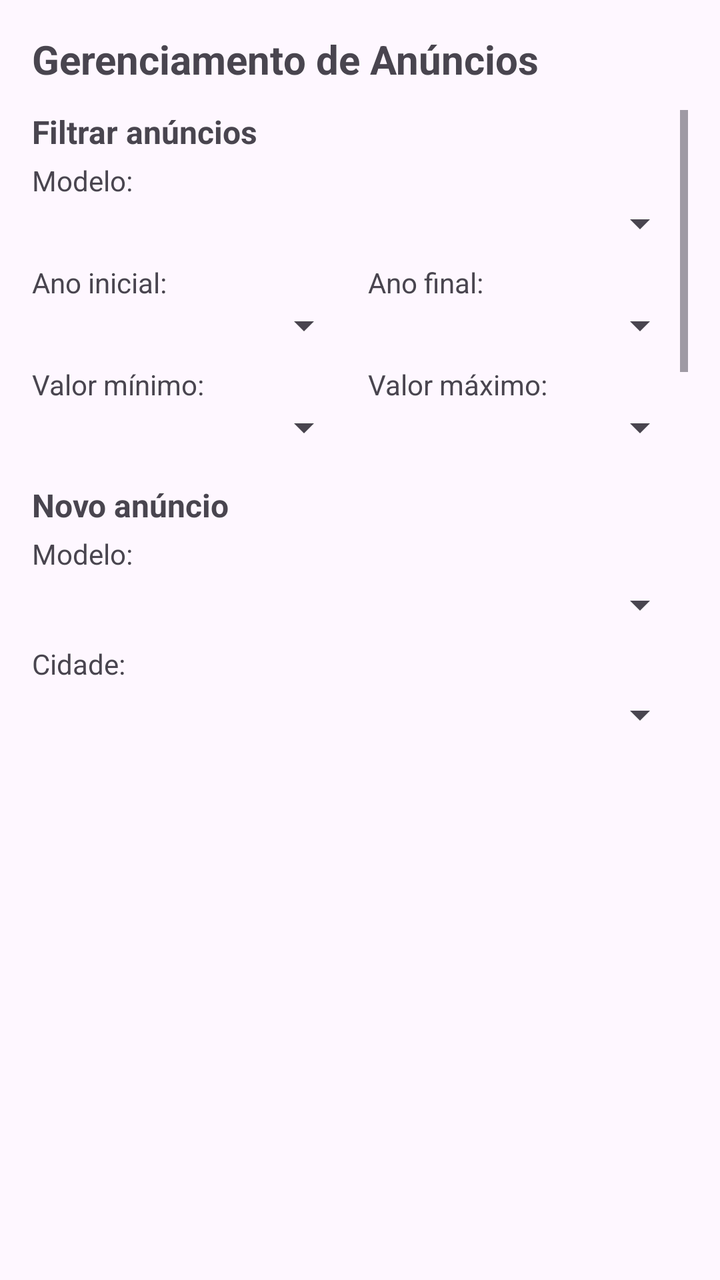
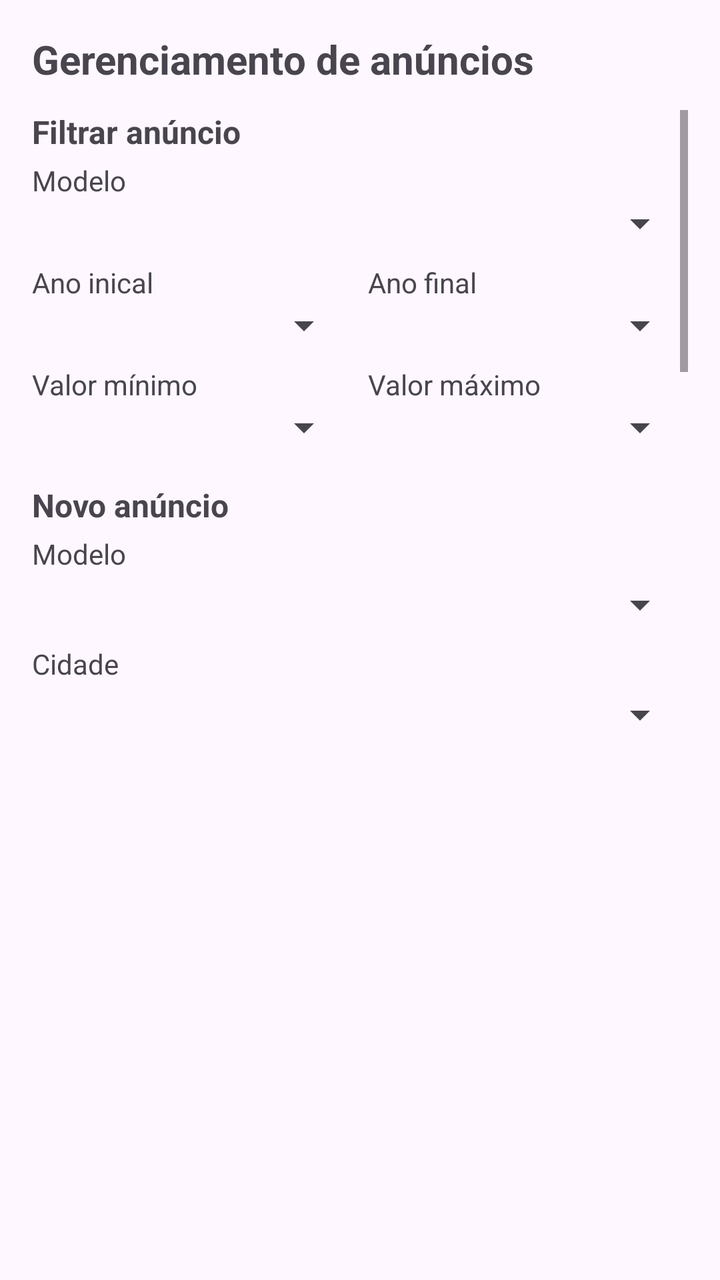

Compare the two renders of this Android layout. The source of the first and the diff that turns it into the second are given below.
<!-- AndroidManifest.xml: application theme Theme.Atividade2 -->
<!-- res/layout/activity_anuncios.xml -->
<?xml version="1.0" encoding="utf-8"?>
<LinearLayout xmlns:android="http://schemas.android.com/apk/res/android"
    android:id="@+id/main"
    android:layout_width="match_parent"
    android:layout_height="match_parent"
    android:orientation="vertical"
    android:padding="16dp">

    <TextView
        android:layout_width="match_parent"
        android:layout_height="wrap_content"
        android:text="Gerenciamento de Anúncios"
        android:textSize="20sp"
        android:textStyle="bold"
        android:layout_marginBottom="12dp"/>

    <ScrollView
        android:layout_width="match_parent"
        android:layout_height="0dp"
        android:layout_weight="1">

        <LinearLayout
            android:layout_width="match_parent"
            android:layout_height="wrap_content"
            android:orientation="vertical">

            
            <TextView
                android:layout_width="match_parent"
                android:layout_height="wrap_content"
                android:text="Filtrar anúncios"
                android:textSize="16sp"
                android:textStyle="bold"
                android:layout_marginBottom="4dp"/>

            <TextView
                android:layout_width="match_parent"
                android:layout_height="wrap_content"
                android:text="Modelo:"
                android:textSize="14sp"/>

            <Spinner
                android:id="@+id/spinnerFiltroModelo"
                android:layout_width="match_parent"
                android:layout_height="wrap_content"
                android:layout_marginBottom="8dp"/>

            <LinearLayout
                android:layout_width="match_parent"
                android:layout_height="wrap_content"
                android:orientation="horizontal"
                android:layout_marginBottom="8dp">

                <LinearLayout
                    android:layout_width="0dp"
                    android:layout_height="wrap_content"
                    android:layout_weight="1"
                    android:orientation="vertical"
                    android:layout_marginEnd="8dp">

                    <TextView
                        android:layout_width="wrap_content"
                        android:layout_height="wrap_content"
                        android:text="Ano inicial:"
                        android:textSize="14sp"/>

                    <Spinner
                        android:id="@+id/spinnerFiltroAnoInicial"
                        android:layout_width="match_parent"
                        android:layout_height="wrap_content"/>
                </LinearLayout>

                <LinearLayout
                    android:layout_width="0dp"
                    android:layout_height="wrap_content"
                    android:layout_weight="1"
                    android:orientation="vertical">

                    <TextView
                        android:layout_width="wrap_content"
                        android:layout_height="wrap_content"
                        android:text="Ano final:"
                        android:textSize="14sp"/>

                    <Spinner
                        android:id="@+id/spinnerFiltroAnoFinal"
                        android:layout_width="match_parent"
                        android:layout_height="wrap_content"/>
                </LinearLayout>
            </LinearLayout>

            <LinearLayout
                android:layout_width="match_parent"
                android:layout_height="wrap_content"
                android:orientation="horizontal"
                android:layout_marginBottom="16dp">

                <LinearLayout
                    android:layout_width="0dp"
                    android:layout_height="wrap_content"
                    android:layout_weight="1"
                    android:orientation="vertical"
                    android:layout_marginEnd="8dp">

                    <TextView
                        android:layout_width="wrap_content"
                        android:layout_height="wrap_content"
                        android:text="Valor mínimo:"
                        android:textSize="14sp"/>

                    <Spinner
                        android:id="@+id/spinnerFiltroMin"
                        android:layout_width="match_parent"
                        android:layout_height="wrap_content"/>
                </LinearLayout>

                <LinearLayout
                    android:layout_width="0dp"
                    android:layout_height="wrap_content"
                    android:layout_weight="1"
                    android:orientation="vertical">

                    <TextView
                        android:layout_width="wrap_content"
                        android:layout_height="wrap_content"
                        android:text="Valor máximo:"
                        android:textSize="14sp"/>

                    <Spinner
                        android:id="@+id/spinnerFiltroMax"
                        android:layout_width="match_parent"
                        android:layout_height="wrap_content"/>
                </LinearLayout>
            </LinearLayout>

            <TextView
                android:layout_width="match_parent"
                android:layout_height="wrap_content"
                android:text="Novo anúncio"
                android:textSize="16sp"
                android:textStyle="bold"
                android:layout_marginBottom="4dp"/>

            <TextView
                android:layout_width="match_parent"
                android:layout_height="wrap_content"
                android:text="Modelo:"
                android:textSize="14sp"
                android:layout_marginBottom="4dp"/>

            <Spinner
                android:id="@+id/spinnerModelo"
                android:layout_width="match_parent"
                android:layout_height="wrap_content"
                android:layout_marginBottom="8dp"/>

            <TextView
                android:layout_width="match_parent"
                android:layout_height="wrap_content"
                android:text="Cidade:"
                android:textSize="14sp"
                android:layout_marginBottom="4dp"/>

            <Spinner
                android:id="@+id/spinnerCidade"
                android:layout_width="match_parent"
                android:layout_height="wrap_content"
                android:layout_marginBottom="8dp"/>

            <EditText
                android:id="@+id/edDescricao"
                android:layout_width="match_parent"
                android:layout_height="wrap_content"
                android:hint="Descrição"
                android:inputType="text"
                android:layout_marginBottom="8dp"/>

            <EditText
                android:id="@+id/edCor"
                android:layout_width="match_parent"
                android:layout_height="wrap_content"
                android:hint="Cor"
                android:inputType="text"
                android:layout_marginBottom="8dp"/>

            <EditText
                android:id="@+id/edValor"
                android:layout_width="match_parent"
                android:layout_height="wrap_content"
                android:hint="Valor"
                android:inputType="numberDecimal"
                android:layout_marginBottom="8dp"/>

            <EditText
                android:id="@+id/edAno"
                android:layout_width="match_parent"
                android:layout_height="wrap_content"
                android:hint="Ano"
                android:inputType="number"
                android:layout_marginBottom="8dp"/>

            <EditText
                android:id="@+id/edKm"
                android:layout_width="match_parent"
                android:layout_height="wrap_content"
                android:hint="Km"
                android:inputType="number"
                android:layout_marginBottom="8dp"/>

            <Button
                android:id="@+id/btSalvarAnuncio"
                android:layout_width="wrap_content"
                android:layout_height="wrap_content"
                android:text="Salvar"
                android:layout_marginEnd="8dp"/>
        </LinearLayout>
    </ScrollView>

    <ListView
        android:id="@+id/lista_anuncios"
        android:layout_width="match_parent"
        android:layout_height="0dp"
        android:layout_weight="1"/>

</LinearLayout>
<!-- resources referenced by this layout -->
<resources>
  <style name="Theme.Atividade2" parent="Base.Theme.Atividade2" />
  <style name="Base.Theme.Atividade2" parent="Theme.Material3.DayNight.NoActionBar">
          
          
      </style>
</resources>

<!-- the commit's change to res/layout/activity_anuncios.xml (unified diff, before → after) -->
@@ -9,7 +9,7 @@
     <TextView
         android:layout_width="match_parent"
         android:layout_height="wrap_content"
-        android:text="Gerenciamento de Anúncios"
+        android:text="@string/gerenciamentoAnuncios"
         android:textSize="20sp"
         android:textStyle="bold"
         android:layout_marginBottom="12dp"/>
@@ -24,11 +24,10 @@
             android:layout_height="wrap_content"
             android:orientation="vertical">
 
-            
-            <TextView
-                android:layout_width="match_parent"
-                android:layout_height="wrap_content"
-                android:text="Filtrar anúncios"
+            <TextView
+                android:layout_width="match_parent"
+                android:layout_height="wrap_content"
+                android:text="@string/filtrarAnuncio"
                 android:textSize="16sp"
                 android:textStyle="bold"
                 android:layout_marginBottom="4dp"/>
@@ -36,7 +35,7 @@
             <TextView
                 android:layout_width="match_parent"
                 android:layout_height="wrap_content"
-                android:text="Modelo:"
+                android:text="@string/modelo"
                 android:textSize="14sp"/>
 
             <Spinner
@@ -61,7 +60,7 @@
                     <TextView
                         android:layout_width="wrap_content"
                         android:layout_height="wrap_content"
-                        android:text="Ano inicial:"
+                        android:text="@string/anoInicial"
                         android:textSize="14sp"/>
 
                     <Spinner
@@ -79,7 +78,7 @@
                     <TextView
                         android:layout_width="wrap_content"
                         android:layout_height="wrap_content"
-                        android:text="Ano final:"
+                        android:text="@string/anoFinal"
                         android:textSize="14sp"/>
 
                     <Spinner
@@ -105,7 +104,7 @@
                     <TextView
                         android:layout_width="wrap_content"
                         android:layout_height="wrap_content"
-                        android:text="Valor mínimo:"
+                        android:text="@string/valorMinimo"
                         android:textSize="14sp"/>
 
                     <Spinner
@@ -123,7 +122,7 @@
                     <TextView
                         android:layout_width="wrap_content"
                         android:layout_height="wrap_content"
-                        android:text="Valor máximo:"
+                        android:text="@string/valorMaximo"
                         android:textSize="14sp"/>
 
                     <Spinner
@@ -136,7 +135,7 @@
             <TextView
                 android:layout_width="match_parent"
                 android:layout_height="wrap_content"
-                android:text="Novo anúncio"
+                android:text="@string/novoAnuncio"
                 android:textSize="16sp"
                 android:textStyle="bold"
                 android:layout_marginBottom="4dp"/>
@@ -144,7 +143,7 @@
             <TextView
                 android:layout_width="match_parent"
                 android:layout_height="wrap_content"
-                android:text="Modelo:"
+                android:text="@string/modelo"
                 android:textSize="14sp"
                 android:layout_marginBottom="4dp"/>
 
@@ -157,7 +156,7 @@
             <TextView
                 android:layout_width="match_parent"
                 android:layout_height="wrap_content"
-                android:text="Cidade:"
+                android:text="@string/cidade"
                 android:textSize="14sp"
                 android:layout_marginBottom="4dp"/>
 
@@ -171,7 +170,7 @@
                 android:id="@+id/edDescricao"
                 android:layout_width="match_parent"
                 android:layout_height="wrap_content"
-                android:hint="Descrição"
+                android:hint="@string/descricao"
                 android:inputType="text"
                 android:layout_marginBottom="8dp"/>
 
@@ -179,7 +178,7 @@
                 android:id="@+id/edCor"
                 android:layout_width="match_parent"
                 android:layout_height="wrap_content"
-                android:hint="Cor"
+                android:hint="@string/cor"
                 android:inputType="text"
                 android:layout_marginBottom="8dp"/>
 
@@ -187,7 +186,7 @@
                 android:id="@+id/edValor"
                 android:layout_width="match_parent"
                 android:layout_height="wrap_content"
-                android:hint="Valor"
+                android:hint="@string/valor"
                 android:inputType="numberDecimal"
                 android:layout_marginBottom="8dp"/>
 
@@ -195,7 +194,7 @@
                 android:id="@+id/edAno"
                 android:layout_width="match_parent"
                 android:layout_height="wrap_content"
-                android:hint="Ano"
+                android:hint="@string/ano"
                 android:inputType="number"
                 android:layout_marginBottom="8dp"/>
 
@@ -203,7 +202,7 @@
                 android:id="@+id/edKm"
                 android:layout_width="match_parent"
                 android:layout_height="wrap_content"
-                android:hint="Km"
+                android:hint="@string/km"
                 android:inputType="number"
                 android:layout_marginBottom="8dp"/>
 
@@ -211,7 +210,7 @@
                 android:id="@+id/btSalvarAnuncio"
                 android:layout_width="wrap_content"
                 android:layout_height="wrap_content"
-                android:text="Salvar"
+                android:text="@string/salvar"
                 android:layout_marginEnd="8dp"/>
         </LinearLayout>
     </ScrollView>
<!-- resource entries referenced after the edit -->
@@ -1,5 +1,20 @@
 <!-- resources referenced by this layout -->
 <resources>
+  <string name="ano">Ano</string>
+  <string name="anoFinal">Ano final</string>
+  <string name="anoInicial">Ano inical</string>
+  <string name="cidade">Cidade</string>
+  <string name="cor">Cor</string>
+  <string name="descricao">Descrição</string>
+  <string name="filtrarAnuncio">Filtrar anúncio</string>
+  <string name="gerenciamentoAnuncios">Gerenciamento de anúncios</string>
+  <string name="km">Km</string>
+  <string name="modelo">Modelo</string>
+  <string name="novoAnuncio">Novo anúncio</string>
+  <string name="salvar">Salvar</string>
+  <string name="valor">Valor</string>
+  <string name="valorMaximo">Valor máximo</string>
+  <string name="valorMinimo">Valor mínimo</string>
   <style name="Theme.Atividade2" parent="Base.Theme.Atividade2" />
   <style name="Base.Theme.Atividade2" parent="Theme.Material3.DayNight.NoActionBar">
           
